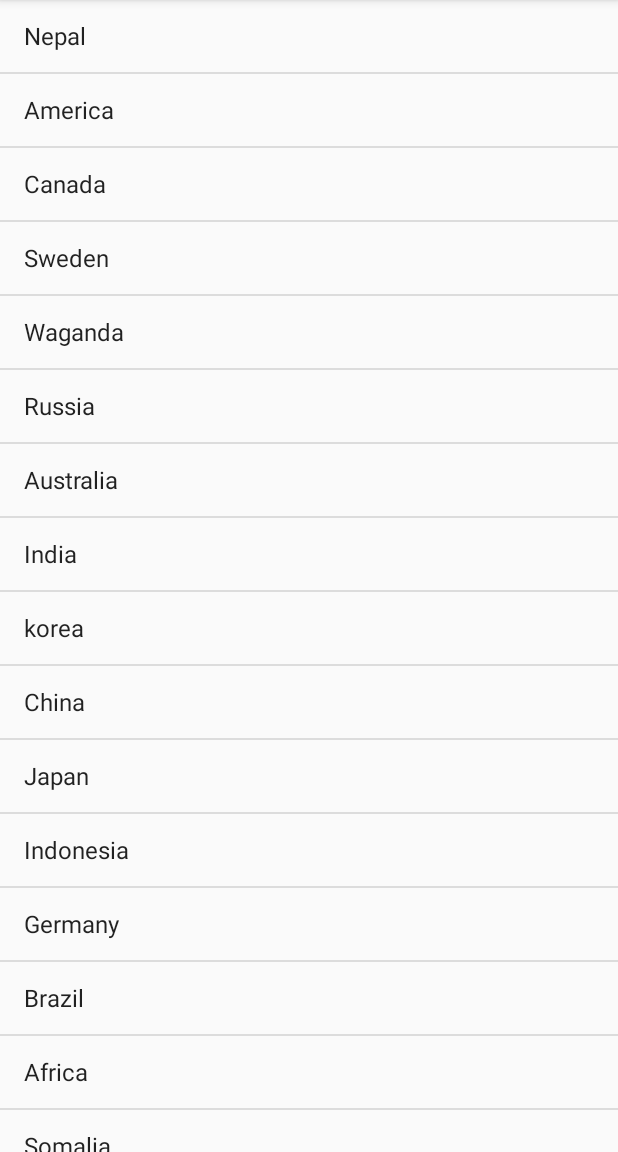
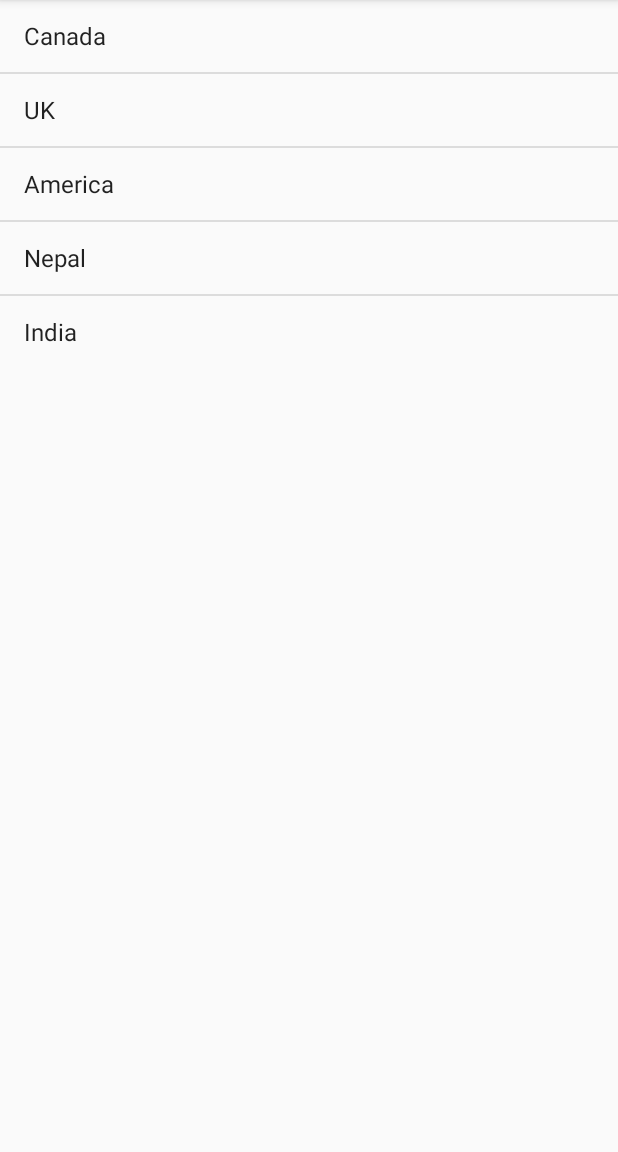
Before and after one commit to Ajar-maharjan/Topic4, an Android app: the screen it shows after launch (MainActivity), on a phone screen of 412 x 824 dp, the part 84-1236 px from its top. Run offline under Robolectric (Android 15) with nearby library versions, the phone set to English and light mode, and no system bars.

Commit message:
listview, intent

```diff
--- a/app/src/main/AndroidManifest.xml
+++ b/app/src/main/AndroidManifest.xml
@@ -9,10 +9,7 @@
         android:roundIcon="@mipmap/ic_launcher_round"
         android:supportsRtl="true"
         android:theme="@style/AppTheme">
-        <activity
-            android:name=".CapitalActivity"
-            android:label="@string/title_activity_capital"
-            android:theme="@style/AppTheme.NoActionBar"></activity>
+        <activity android:name=".CapitalActivity"></activity>
         <activity android:name=".MainActivity">
             <intent-filter>
                 <action android:name="android.intent.action.MAIN" />
--- a/app/src/main/java/com/listview/topic4/MainActivity.java
+++ b/app/src/main/java/com/listview/topic4/MainActivity.java
@@ -2,17 +2,24 @@ package com.listview.topic4;
 
 import androidx.appcompat.app.AppCompatActivity;
 
+import android.content.Intent;
 import android.os.Bundle;
+import android.view.View;
+import android.widget.AdapterView;
 import android.widget.ArrayAdapter;
 import android.widget.ListView;
+import android.widget.Toast;
+
+import java.util.ArrayList;
+import java.util.Dictionary;
+import java.util.HashMap;
+import java.util.Map;
 
 public class MainActivity extends AppCompatActivity {
     ListView lvCountry;
-    String[] Country = {"Nepal", "America", "Canada", "Sweden",
-            "Waganda" , "Russia", "Australia", "India" , "korea" ,
-            "China", "Japan", "Indonesia", "Germany", "Brazil",
-            "Africa" ,"Somalia", "Dubai", "Romania", "Portugal",
-            "Argentina"};
+    String[] Country = {"Nepal","Kathmandu","India","New Delhi",
+            "America", "Washington DC", "Canada","Ottawa", "UK","London"};
+    private Map<String,String> Dictionary;
 
     @Override
     protected void onCreate(Bundle savedInstanceState) {
@@ -21,8 +28,29 @@ public class MainActivity extends AppCompatActivity {
 
         lvCountry = findViewById(R.id.lvCountry);
 
+        Dictionary = new HashMap<>();
+        for(int i =0;i<Country.length;i+=2){
+            Dictionary.put(Country[i],Country[i+1]);
+        }
+
         ArrayAdapter adaptercountry = new ArrayAdapter<>(this,
-                android.R.layout.simple_list_item_1, Country);
+                android.R.layout.simple_list_item_1,
+        new ArrayList<String>(Dictionary.keySet())
+        );
         lvCountry.setAdapter(adaptercountry);
+
+        lvCountry.setOnItemClickListener(new AdapterView.OnItemClickListener() {
+            @Override
+            public void onItemClick(AdapterView<?> parent, View view, int position, long id) {
+                String country = parent.getItemAtPosition(position).toString();
+                String capital = Dictionary.get(country);
+
+                Intent intent = new Intent(MainActivity.this,CapitalActivity.class);
+                intent.putExtra(capital,capital);
+                startActivity(intent);
+                //Toast.makeText(MainActivity.this, capital, Toast.LENGTH_SHORT).show();
+
+            }
+        });
     }
 }
--- a/app/src/main/res/layout/activity_main.xml
+++ b/app/src/main/res/layout/activity_main.xml
@@ -7,8 +7,8 @@
     tools:context=".MainActivity">
 
    <ListView
-       android:id="@+id/lvCountry"
        android:layout_width="match_parent"
-       android:layout_height="wrap_content"/>
+       android:layout_height="wrap_content"
+       android:id="@+id/lvCountry"/>
 
 </LinearLayout>
```
Also changed, not shown: app/src/main/java/com/listview/topic4/CapitalActivity.java (+2 -20 lines), app/src/main/res/layout/activity_capital.xml (+6 -24 lines), app/src/main/res/layout/content_capital.xml (deleted, +0 -11 lines).
